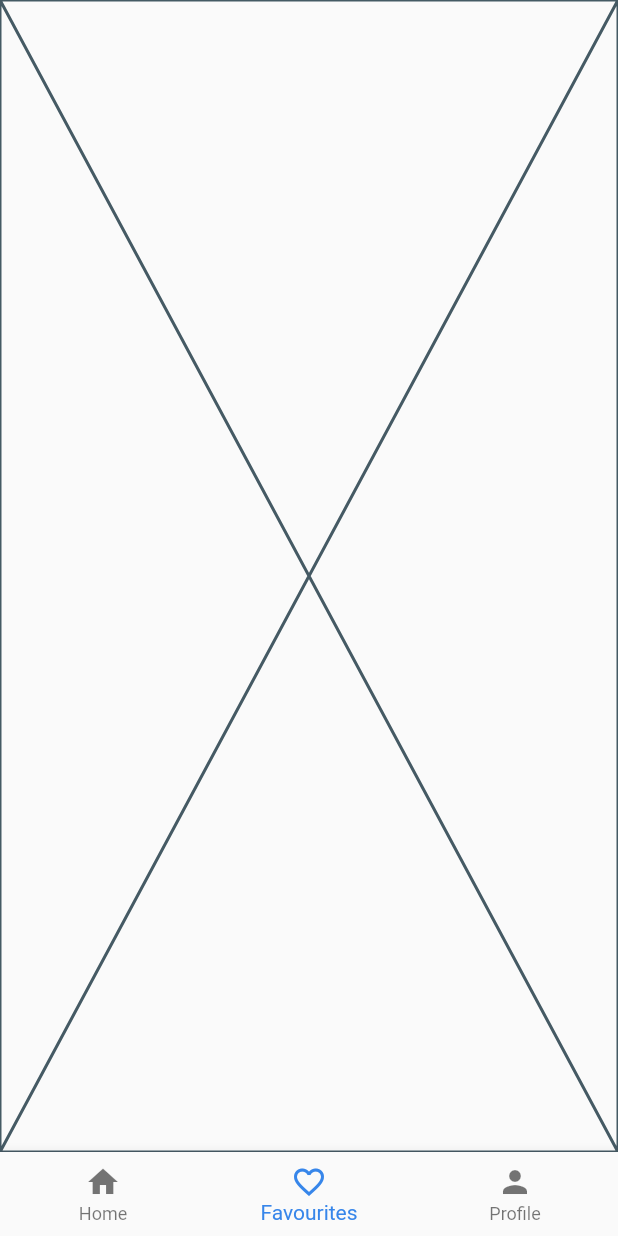
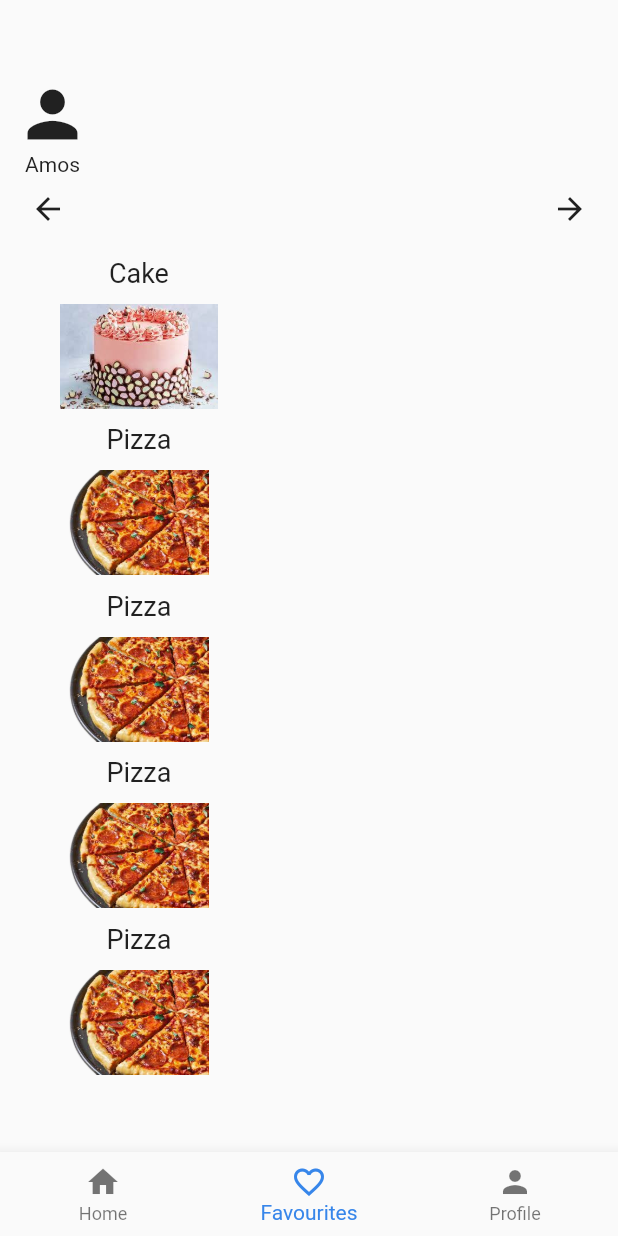
Before and after one commit to shadkasera/receip_app, a Flutter app: the LandingScreen screen opened directly, item 2 of the bottom bar chosen, on a phone screen of 412 x 824 dp. Run offline on Flutter 3.47's test engine with Material 2 defaults, Android fonts, the phone set to English and light mode, and no system bars.

Commit message:
updated favourites dart files

```diff
--- a/lib/favorites.dart
+++ b/lib/favorites.dart
@@ -1,10 +1,153 @@
 import 'package:flutter/material.dart';
 
-class FavoritesPage extends StatelessWidget {
-  const FavoritesPage({super.key});
+class FavouritesPage extends StatelessWidget {
+  const FavouritesPage({super.key});
 
   @override
   Widget build(BuildContext context) {
-    return const Placeholder();
+    return Scaffold(
+      body: Center(
+        child: SingleChildScrollView(
+          child: Column(
+            mainAxisAlignment: MainAxisAlignment.start,
+            crossAxisAlignment: CrossAxisAlignment.start,
+            children: [
+              Column(
+                children: const [
+                  Padding(
+                    padding: EdgeInsets.only(left: 10),
+                    child: Icon(
+                      Icons.person,
+                      size: 50,
+                    ),
+                  ),
+                  Padding(
+                    padding: EdgeInsets.only(left: 10),
+                    child: Text('Amos'),
+                  ),
+                ],
+              ),
+              const SizedBox(
+                height: 10,
+              ),
+              Padding(
+                padding: const EdgeInsets.symmetric(horizontal: 20),
+                child: Row(
+                  mainAxisAlignment: MainAxisAlignment.spaceBetween,
+                  children: const [
+                    Icon(Icons.arrow_back),
+                    Icon(Icons.arrow_forward),
+                  ],
+                ),
+              ),
+              //another
+              const SizedBox(
+                height: 10,
+              ),
+              //another
+               Padding(
+                padding: const EdgeInsets.symmetric(horizontal: 20),
+                child: Column(
+                  mainAxisAlignment: MainAxisAlignment.spaceBetween,
+                  children: [
+                    Padding(
+                      padding: const EdgeInsets.symmetric(horizontal: 20),
+                      child: Column(
+                        children: [
+                          const Padding(
+                            padding: EdgeInsets.symmetric(vertical: 10),
+                            child: Text(
+                              'Cake',
+                              style: TextStyle(fontSize: 18),
+                            ),
+                          ),
+                          Image.asset(
+                            'assets/images/cake.jpeg',
+                            height: 70,
+                          ),
+                        ],
+                      ),
+                    ),
+                    Padding(
+                      padding: const EdgeInsets.symmetric(horizontal: 20),
+                      child: Column(
+                        children: [
+                          const Padding(
+                            padding: EdgeInsets.symmetric(vertical: 10),
+                            child: Text(
+                              'Pizza',
+                              style: TextStyle(fontSize: 18),
+                            ),
+                          ),
+                          Image.asset(
+                            'assets/images/pizza1.png',
+                            height: 70,
+                          ),
+                        ],
+                      ),
+                    ),
+                     Padding(
+                      padding: const EdgeInsets.symmetric(horizontal: 20),
+                      child: Column(
+                        children: [
+                          const Padding(
+                            padding: EdgeInsets.symmetric(vertical: 10),
+                            child: Text(
+                              'Pizza',
+                              style: TextStyle(fontSize: 18),
+                            ),
+                          ),
+                          Image.asset(
+                            'assets/images/pizza1.png',
+                            height: 70,
+                          ),
+                        ],
+                      ),
+                    ),
+                     Padding(
+                      padding: const EdgeInsets.symmetric(horizontal: 20),
+                      child: Column(
+                        children: [
+                          const Padding(
+                            padding: EdgeInsets.symmetric(vertical: 10),
+                            child: Text(
+                              'Pizza',
+                              style: TextStyle(fontSize: 18),
+                            ),
+                          ),
+                          Image.asset(
+                            'assets/images/pizza1.png',
+                            height: 70,
+                          ),
+                        ],
+                      ),
+                    ),
+                     Padding(
+                      padding: const EdgeInsets.symmetric(horizontal: 20),
+                      child: Column(
+                        children: [
+                          const Padding(
+                            padding: EdgeInsets.symmetric(vertical: 10),
+                            child: Text(
+                              'Pizza',
+                              style: TextStyle(fontSize: 18),
+                            ),
+                          ),
+                          Image.asset(
+                            'assets/images/pizza1.png',
+                            height: 70,
+                          ),
+                        ],
+                      ),
+                    ),
+                  ],
+                ),
+              ),
+
+            ],
+          ),
+        ),
+      ),
+    );
   }
 }
--- a/lib/landing_screen.dart
+++ b/lib/landing_screen.dart
@@ -15,7 +15,7 @@ class _LandingScreenState extends State<LandingScreen> {
   int _selectedIndex = 0;
   static const List<Widget> _widgetOptions = <Widget>[
     HomeScreen(),
-    FavoritesPage(),
+    FavouritesPage(),
     ProfilePage(),
   ];
 
```
